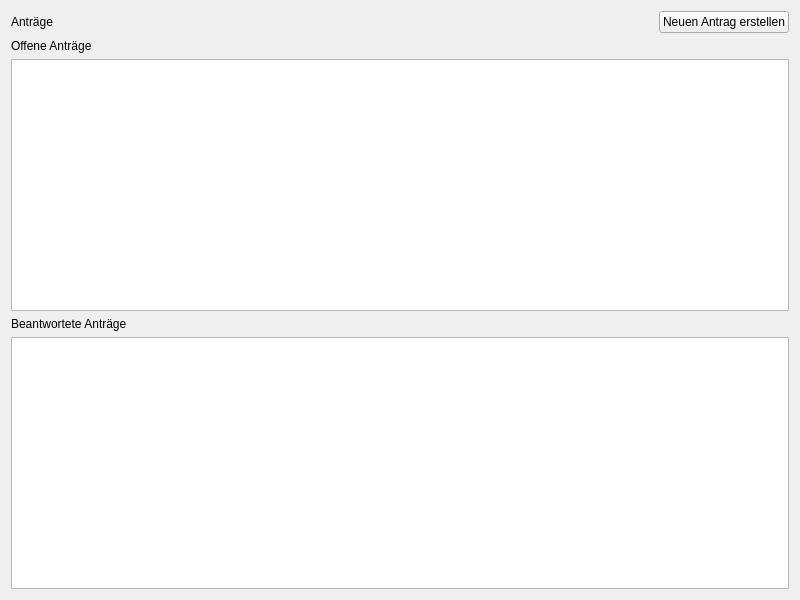
Above: HR_Managment_System_Application/requests.ui from MehmetMertt/twentyONE_HR_System before the change. Below: the same form after it.
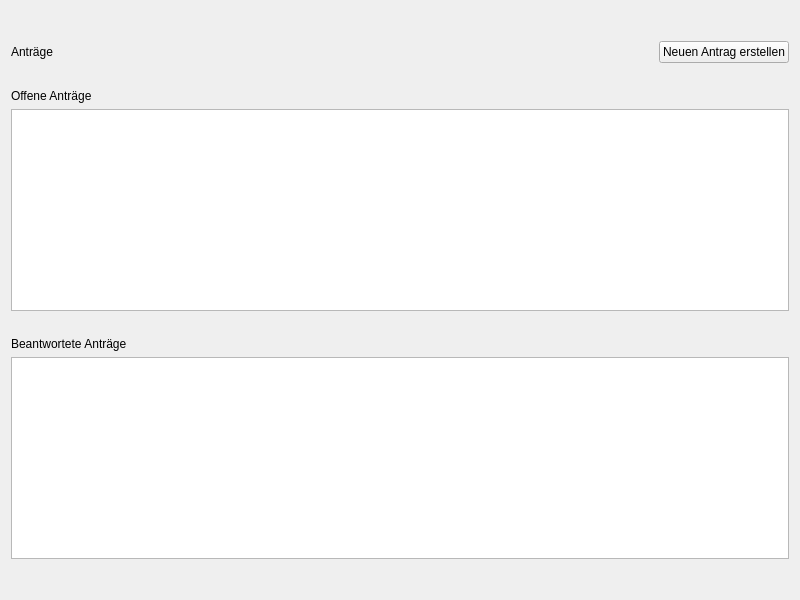
That is the form after the change.

What changed in the file:
```diff
--- a/HR_Managment_System_Application/requests.ui
+++ b/HR_Managment_System_Application/requests.ui
@@ -13,7 +13,23 @@
   <property name="windowTitle">
    <string>Form</string>
   </property>
-  <layout class="QHBoxLayout" name="horizontalLayout">
+  <layout class="QVBoxLayout" name="verticalLayout_2">
+   <item>
+    <spacer name="verticalSpacer">
+     <property name="orientation">
+      <enum>Qt::Vertical</enum>
+     </property>
+     <property name="sizeType">
+      <enum>QSizePolicy::Preferred</enum>
+     </property>
+     <property name="sizeHint" stdset="0">
+      <size>
+       <width>20</width>
+       <height>30</height>
+      </size>
+     </property>
+    </spacer>
+   </item>
    <item>
     <layout class="QVBoxLayout" name="verticalLayout">
      <item>
@@ -50,6 +66,22 @@
        </item>
       </layout>
      </item>
+     <item>
+      <spacer name="verticalSpacer_3">
+       <property name="orientation">
+        <enum>Qt::Vertical</enum>
+       </property>
+       <property name="sizeType">
+        <enum>QSizePolicy::Preferred</enum>
+       </property>
+       <property name="sizeHint" stdset="0">
+        <size>
+         <width>20</width>
+         <height>20</height>
+        </size>
+       </property>
+      </spacer>
+     </item>
      <item>
       <widget class="QLabel" name="label_3">
        <property name="text">
@@ -60,6 +92,22 @@
      <item>
       <widget class="QListWidget" name="new_requests"/>
      </item>
+     <item>
+      <spacer name="verticalSpacer_4">
+       <property name="orientation">
+        <enum>Qt::Vertical</enum>
+       </property>
+       <property name="sizeType">
+        <enum>QSizePolicy::Preferred</enum>
+       </property>
+       <property name="sizeHint" stdset="0">
+        <size>
+         <width>20</width>
+         <height>20</height>
+        </size>
+       </property>
+      </spacer>
+     </item>
      <item>
       <widget class="QLabel" name="label_2">
        <property name="text">
@@ -72,6 +120,22 @@
      </item>
     </layout>
    </item>
+   <item>
+    <spacer name="verticalSpacer_2">
+     <property name="orientation">
+      <enum>Qt::Vertical</enum>
+     </property>
+     <property name="sizeType">
+      <enum>QSizePolicy::Preferred</enum>
+     </property>
+     <property name="sizeHint" stdset="0">
+      <size>
+       <width>20</width>
+       <height>30</height>
+      </size>
+     </property>
+    </spacer>
+   </item>
   </layout>
  </widget>
  <resources/>
```
